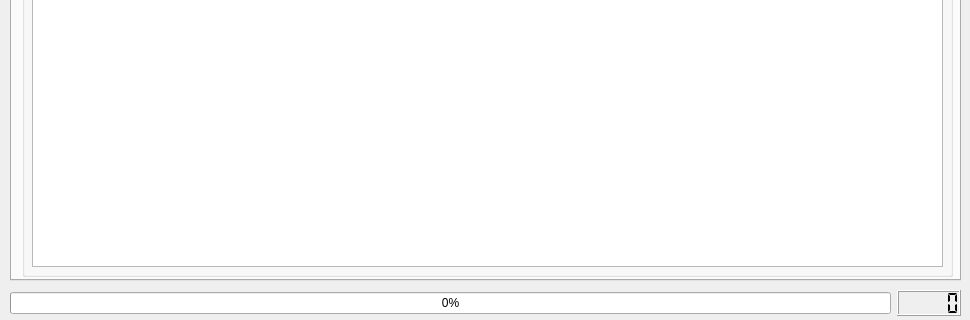
This is src/UFT_GUI/UFT_Ui.ui in hardanimal/Garnet as Qt 5 draws it before an edit; both pictures show x 0 to 970 and y 450 to 770 of the 970 by 770 pixel window. The edited form follows.
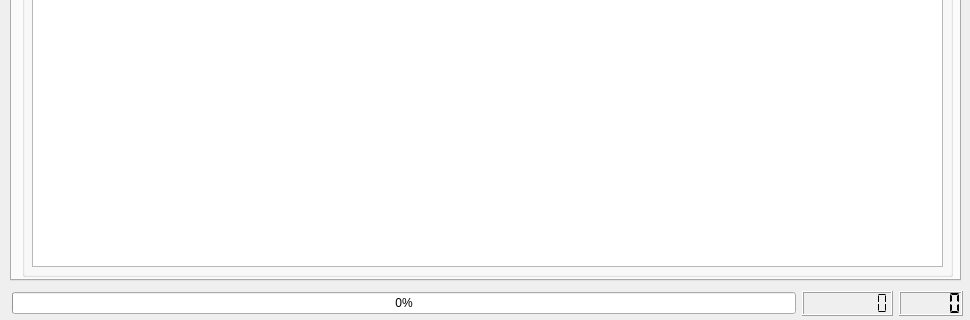
This is the edited form.

Commit message: Add a GUI display for cycle times.

Patch:
```diff
--- a/src/UFT_GUI/UFT_Ui.ui
+++ b/src/UFT_GUI/UFT_Ui.ui
@@ -4232,44 +4232,6 @@
     <enum>Qt::AutoText</enum>
    </property>
   </widget>
-  <widget class="QWidget" name="layoutWidget">
-   <property name="geometry">
-    <rect>
-     <x>10</x>
-     <y>740</y>
-     <width>951</width>
-     <height>26</height>
-    </rect>
-   </property>
-   <layout class="QHBoxLayout" name="horizontalLayout_4">
-    <item>
-     <widget class="QProgressBar" name="progressBar">
-      <property name="enabled">
-       <bool>true</bool>
-      </property>
-      <property name="value">
-       <number>0</number>
-      </property>
-      <property name="textVisible">
-       <bool>true</bool>
-      </property>
-     </widget>
-    </item>
-    <item>
-     <widget class="QLCDNumber" name="lcdNumber">
-      <property name="smallDecimalPoint">
-       <bool>false</bool>
-      </property>
-      <property name="segmentStyle">
-       <enum>QLCDNumber::Flat</enum>
-      </property>
-      <property name="intValue" stdset="0">
-       <number>0</number>
-      </property>
-     </widget>
-    </item>
-   </layout>
-  </widget>
   <widget class="QPushButton" name="start_pushButton">
    <property name="geometry">
     <rect>
@@ -4328,6 +4290,66 @@
     <string>0</string>
    </property>
   </widget>
+  <widget class="QWidget" name="layoutWidget">
+   <property name="geometry">
+    <rect>
+     <x>12</x>
+     <y>741</y>
+     <width>951</width>
+     <height>25</height>
+    </rect>
+   </property>
+   <layout class="QHBoxLayout" name="horizontalLayout_3">
+    <item>
+     <widget class="QProgressBar" name="progressBar">
+      <property name="enabled">
+       <bool>true</bool>
+      </property>
+      <property name="value">
+       <number>0</number>
+      </property>
+      <property name="textVisible">
+       <bool>true</bool>
+      </property>
+     </widget>
+    </item>
+    <item>
+     <widget class="QLCDNumber" name="lcdCycle">
+      <property name="minimumSize">
+       <size>
+        <width>91</width>
+        <height>0</height>
+       </size>
+      </property>
+      <property name="smallDecimalPoint">
+       <bool>false</bool>
+      </property>
+      <property name="numDigits">
+       <number>8</number>
+      </property>
+      <property name="segmentStyle">
+       <enum>QLCDNumber::Flat</enum>
+      </property>
+      <property name="intValue" stdset="0">
+       <number>0</number>
+      </property>
+     </widget>
+    </item>
+    <item>
+     <widget class="QLCDNumber" name="lcdNumber">
+      <property name="smallDecimalPoint">
+       <bool>false</bool>
+      </property>
+      <property name="segmentStyle">
+       <enum>QLCDNumber::Flat</enum>
+      </property>
+      <property name="intValue" stdset="0">
+       <number>0</number>
+      </property>
+     </widget>
+    </item>
+   </layout>
+  </widget>
  </widget>
  <tabstops>
   <tabstop>tabWidget</tabstop>
```
The commit also changes 3 other files.
